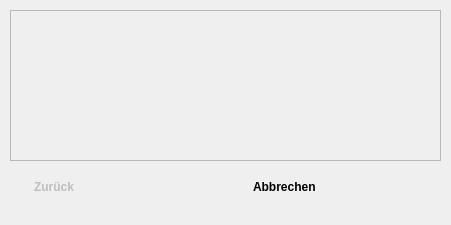
Before: the Qt Designer form forms/setupwindow.ui in OliverSuchan/EasySet, drawn with Qt 5.
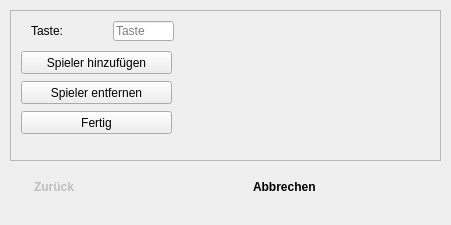
After: the same form once the commit is applied. The open tabs and pages were chosen to show the change.

Commit message: Finished setup wizard

Patch:
```diff
--- a/forms/setupwindow.ui
+++ b/forms/setupwindow.ui
@@ -72,7 +72,123 @@
       </property>
      </widget>
     </widget>
-    <widget class="QWidget" name="createLocalGame"/>
+    <widget class="QWidget" name="createLocalGame">
+     <widget class="QListWidget" name="listWidget_2">
+      <property name="geometry">
+       <rect>
+        <x>180</x>
+        <y>10</y>
+        <width>101</width>
+        <height>141</height>
+       </rect>
+      </property>
+      <property name="styleSheet">
+       <string notr="true">background-color: rgba(0, 0, 0, 0);</string>
+      </property>
+      <property name="frameShape">
+       <enum>QFrame::NoFrame</enum>
+      </property>
+      <property name="frameShadow">
+       <enum>QFrame::Sunken</enum>
+      </property>
+      <property name="layoutMode">
+       <enum>QListView::SinglePass</enum>
+      </property>
+     </widget>
+     <widget class="QPushButton" name="pushButton">
+      <property name="geometry">
+       <rect>
+        <x>10</x>
+        <y>40</y>
+        <width>151</width>
+        <height>23</height>
+       </rect>
+      </property>
+      <property name="text">
+       <string>Spieler hinzufügen</string>
+      </property>
+     </widget>
+     <widget class="QPushButton" name="pushButton_2">
+      <property name="geometry">
+       <rect>
+        <x>10</x>
+        <y>70</y>
+        <width>151</width>
+        <height>23</height>
+       </rect>
+      </property>
+      <property name="text">
+       <string>Spieler entfernen</string>
+      </property>
+     </widget>
+     <widget class="QPushButton" name="pushButton_8">
+      <property name="geometry">
+       <rect>
+        <x>10</x>
+        <y>100</y>
+        <width>151</width>
+        <height>23</height>
+       </rect>
+      </property>
+      <property name="text">
+       <string>Fertig</string>
+      </property>
+     </widget>
+     <widget class="QLineEdit" name="lineEdit_3">
+      <property name="geometry">
+       <rect>
+        <x>102</x>
+        <y>10</y>
+        <width>61</width>
+        <height>20</height>
+       </rect>
+      </property>
+      <property name="inputMask">
+       <string>N</string>
+      </property>
+      <property name="placeholderText">
+       <string>Taste</string>
+      </property>
+     </widget>
+     <widget class="QLabel" name="label">
+      <property name="geometry">
+       <rect>
+        <x>20</x>
+        <y>13</y>
+        <width>47</width>
+        <height>13</height>
+       </rect>
+      </property>
+      <property name="text">
+       <string>Taste:</string>
+      </property>
+     </widget>
+     <widget class="QListWidget" name="listWidget_3">
+      <property name="geometry">
+       <rect>
+        <x>280</x>
+        <y>10</y>
+        <width>101</width>
+        <height>141</height>
+       </rect>
+      </property>
+      <property name="styleSheet">
+       <string notr="true">background-color: rgba(0, 0, 0, 0);</string>
+      </property>
+      <property name="frameShape">
+       <enum>QFrame::NoFrame</enum>
+      </property>
+      <property name="frameShadow">
+       <enum>QFrame::Sunken</enum>
+      </property>
+      <property name="selectionMode">
+       <enum>QAbstractItemView::NoSelection</enum>
+      </property>
+      <property name="layoutMode">
+       <enum>QListView::SinglePass</enum>
+      </property>
+     </widget>
+    </widget>
     <widget class="QWidget" name="remoteGameChoice">
      <widget class="QPushButton" name="pushButton_6">
       <property name="geometry">
```
The commit also changes 2 other files.
